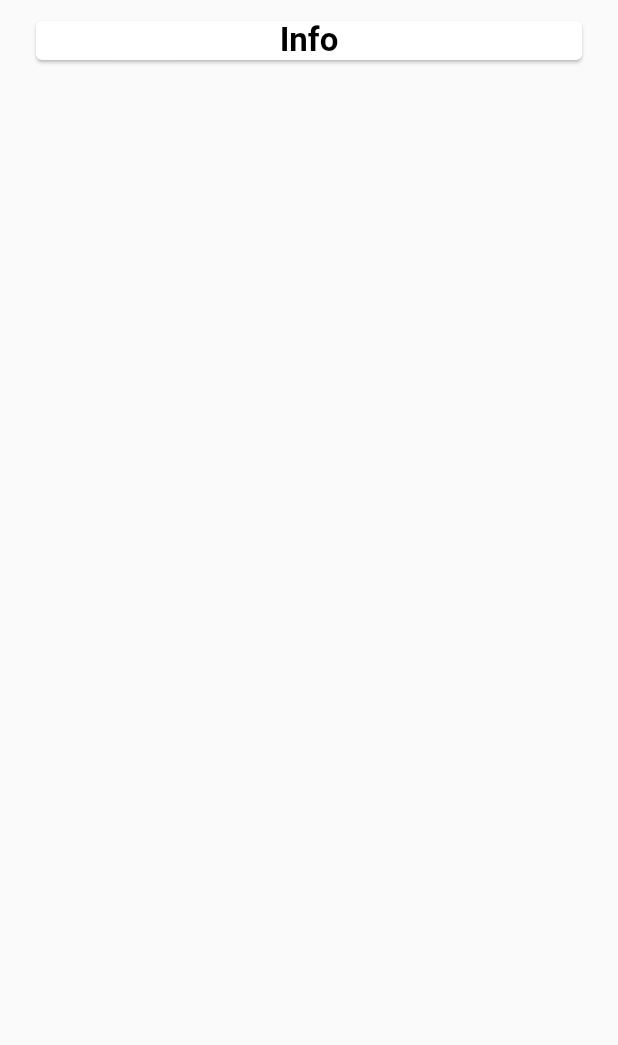
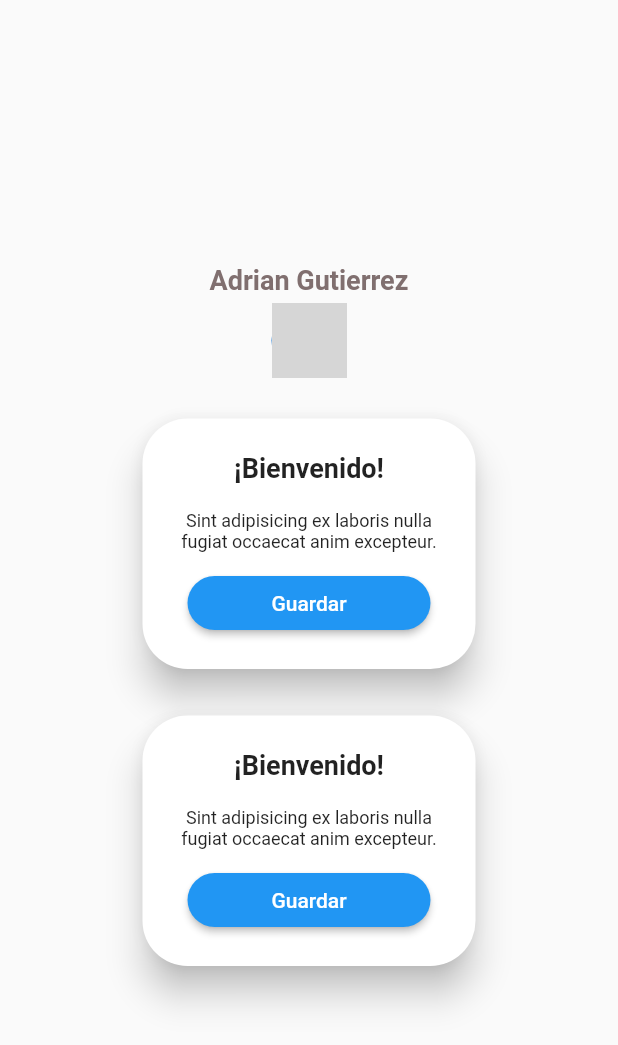
Before and after one commit to adriiiangtz2/pruebaFlutter, a Flutter app: the screen it shows after launch, on a phone screen of 412 x 824 dp. Shown: the top 1045 px of the screen. Run offline on Flutter 3.47's test engine with Material 2 defaults, Android fonts, the light colour scheme and no system bars; network calls fail; grey boxes are pictures that could not be loaded.

Commit message:
Version 1.0.0 maquetado

```diff
--- a/lib/screens/home_screens.dart
+++ b/lib/screens/home_screens.dart
@@ -1,20 +1,25 @@
 import 'package:flutter/material.dart';
 import 'package:view_app_ventas/widgets/widgets.dart';
 
-
 class HomeScreen extends StatelessWidget {
-
   const HomeScreen({Key? key}) : super(key: key);
 
   @override
   Widget build(BuildContext context) {
     return Scaffold(
-   body: ListView(
-        padding: const EdgeInsets.symmetric(horizontal: 20, vertical: 10),
-        children: [
-            const CustomCard(),
+        body: Center(
+            child: SizedBox(
+      width: 230,
+      child: Column(
+        mainAxisAlignment: MainAxisAlignment.center,
+        children: const [
+          Avatar(),
+          SizedBox(height: 23),
+          CustomCard(),
+          SizedBox(height: 23),
+          CustomCard(),
         ],
       ),
-    );
+    )));
   }
 }
--- /dev/null
+++ b/lib/widgets/avatar.dart
@@ -0,0 +1,24 @@
+import 'package:flutter/material.dart';
+
+class Avatar extends StatelessWidget {
+  const Avatar({super.key});
+
+  @override
+  Widget build(BuildContext context) {
+    return Column(
+      children: const [
+        Text('Adrian Gutierrez',
+            textAlign: TextAlign.center,
+            style: TextStyle(fontWeight: FontWeight.bold, fontSize: 18, color: Color.fromARGB(255, 128, 111, 111))),
+        SizedBox(
+          height: 5,
+        ),
+        CircleAvatar(
+          maxRadius: 25,
+          backgroundImage:
+              NetworkImage('https://i.blogs.es/85aa44/stan-lee/840_560.jpg'),
+        ),
+      ],
+    );
+  }
+}
--- a/lib/widgets/custom_card.dart
+++ b/lib/widgets/custom_card.dart
@@ -2,22 +2,46 @@
 
 class CustomCard extends StatelessWidget {
   const CustomCard({super.key});
-
   @override
   Widget build(BuildContext context) {
-    return  Card(
-      child: Column(
-        crossAxisAlignment: CrossAxisAlignment.center,
-        children: [
-          Container(
-            child: Text("Info", style: TextStyle(
-                        fontWeight: FontWeight.bold,
-                        color: Colors.black,
-                        fontSize: 22)),
-          )
-        ],
-
-      ),
-    );
+    // final TextTheme textTheme = Theme.of(context).textTheme;
+    return Card(
+        shape: RoundedRectangleBorder(borderRadius: BorderRadius.circular(30)),
+        elevation: 10,
+        child: ClipRRect(
+          borderRadius: BorderRadius.circular(30),
+          child: Column(
+            children: <Widget>[
+              const ListTile(
+                contentPadding: EdgeInsets.only(top: 5),
+                title: Text('¡Bienvenido!',
+                    textAlign: TextAlign.center,
+                    style:
+                        TextStyle(fontWeight: FontWeight.bold, fontSize: 18)),
+              ),
+              Container(
+                alignment: AlignmentDirectional.centerEnd,
+                padding: const EdgeInsets.only(bottom: 10,left:20,right: 20 ),
+                child: const Text(
+                    'Sint adipisicing ex laboris nulla fugiat occaecat anim excepteur.',
+                    textAlign: TextAlign.center,
+                    style: TextStyle(fontSize: 12)),
+              ),
+              ElevatedButton(
+                child: const SizedBox(
+                    width: 130, child: Center(child: Text('Guardar'))),
+                onPressed: () {},
+                style: ElevatedButton.styleFrom(
+                  shape: RoundedRectangleBorder(
+                    borderRadius: BorderRadius.circular(25),
+                  ),
+                ),
+              ),
+              const SizedBox(
+                height: 20,
+              )
+            ],
+          ),
+        ));
   }
 }
--- a/lib/widgets/widgets.dart
+++ b/lib/widgets/widgets.dart
@@ -1 +1,3 @@
+export'package:view_app_ventas/widgets/avatar.dart';
+
 export 'package:view_app_ventas/widgets/custom_card.dart';
```
